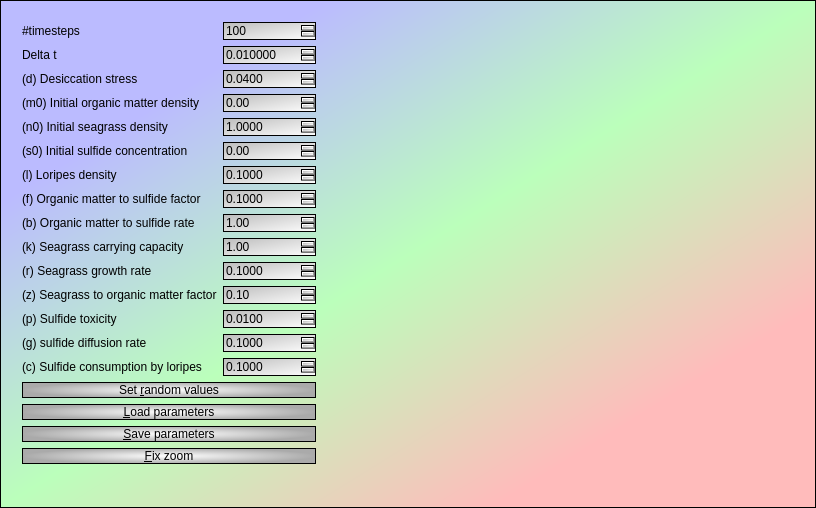
This is Tools/ToolMutualismBreakdowner/qtdialog.ui in richelbilderbeek/ProjectRichelBilderbeek as Qt 5 draws it before an edit. The edited form follows.
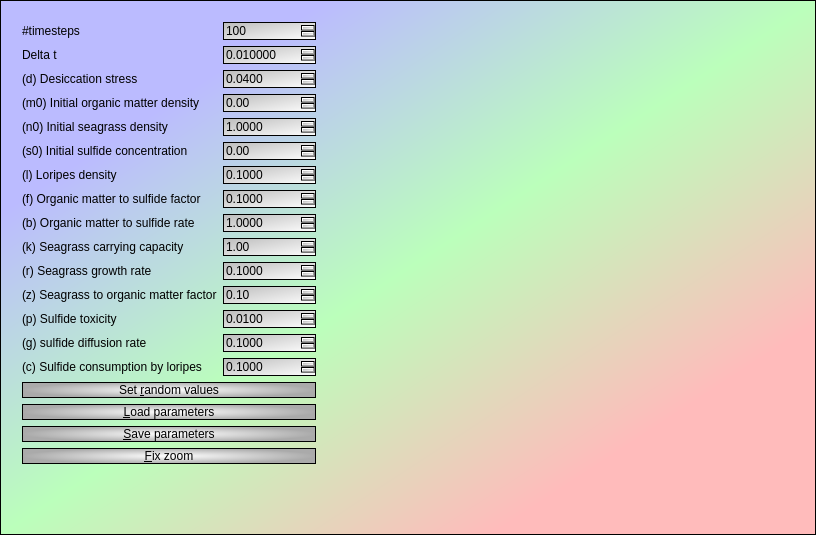
This is the edited form. Custom widgets are drawn as their Qt base class.

Commit message: Checked with Fivash

```diff
--- a/Tools/ToolMutualismBreakdowner/qtdialog.ui
+++ b/Tools/ToolMutualismBreakdowner/qtdialog.ui
@@ -7,7 +7,7 @@
     <x>0</x>
     <y>0</y>
     <width>816</width>
-    <height>508</height>
+    <height>535</height>
    </rect>
   </property>
   <property name="windowTitle">
@@ -223,6 +223,9 @@
       </item>
       <item row="8" column="1">
        <widget class="QDoubleSpinBox" name="box_organic_matter_to_sulfide_rate">
+        <property name="decimals">
+         <number>4</number>
+        </property>
         <property name="maximum">
          <double>100.000000000000000</double>
         </property>
```
Left out of the diff: 5 changed lines with no effect on the pictures. The commit also changes 1 other file.
